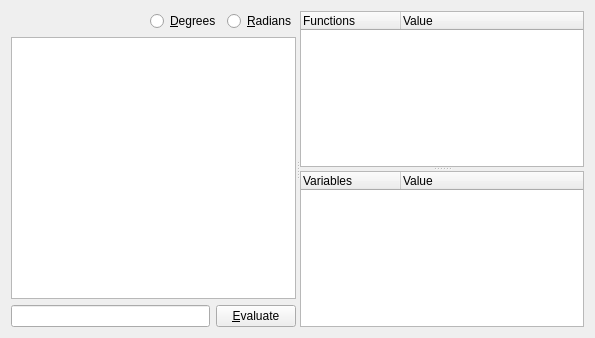
Old version of the form src/mainwindow.ui in the repository KDE/abakus.
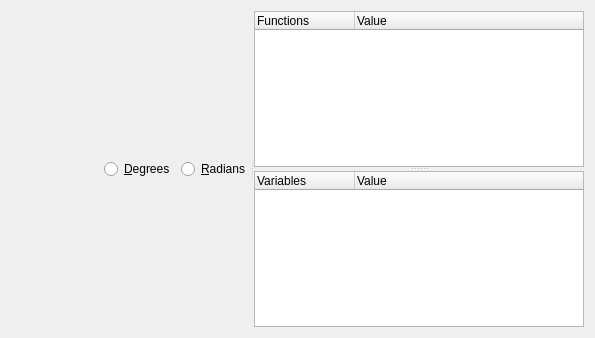
New version of the form. Custom widgets are drawn as their Qt base class.

Commit message: replaced expression input and history view with QML

```diff
--- a/src/mainwindow.ui
+++ b/src/mainwindow.ui
@@ -52,37 +52,7 @@
         </layout>
        </item>
        <item>
-        <widget class="QTreeView" name="resultList" >
-         <property name="horizontalScrollBarPolicy" >
-          <enum>Qt::ScrollBarAlwaysOff</enum>
-         </property>
-         <property name="alternatingRowColors" >
-          <bool>true</bool>
-         </property>
-         <property name="rootIsDecorated" >
-          <bool>false</bool>
-         </property>
-         <property name="uniformRowHeights" >
-          <bool>true</bool>
-         </property>
-         <property name="itemsExpandable" >
-          <bool>false</bool>
-         </property>
-        </widget>
-       </item>
-       <item>
-        <layout class="QHBoxLayout" >
-         <item>
-          <widget class="QLineEdit" name="expression" />
-         </item>
-         <item>
-          <widget class="QPushButton" name="evaluateButton" >
-           <property name="text" >
-            <string>&amp;Evaluate</string>
-           </property>
-          </widget>
-         </item>
-        </layout>
+        <layout class="QHBoxLayout"/>
        </item>
       </layout>
      </widget>
```
Left out of the diff: 63 changed lines with no effect on the pictures. The commit also changes 10 other files.
